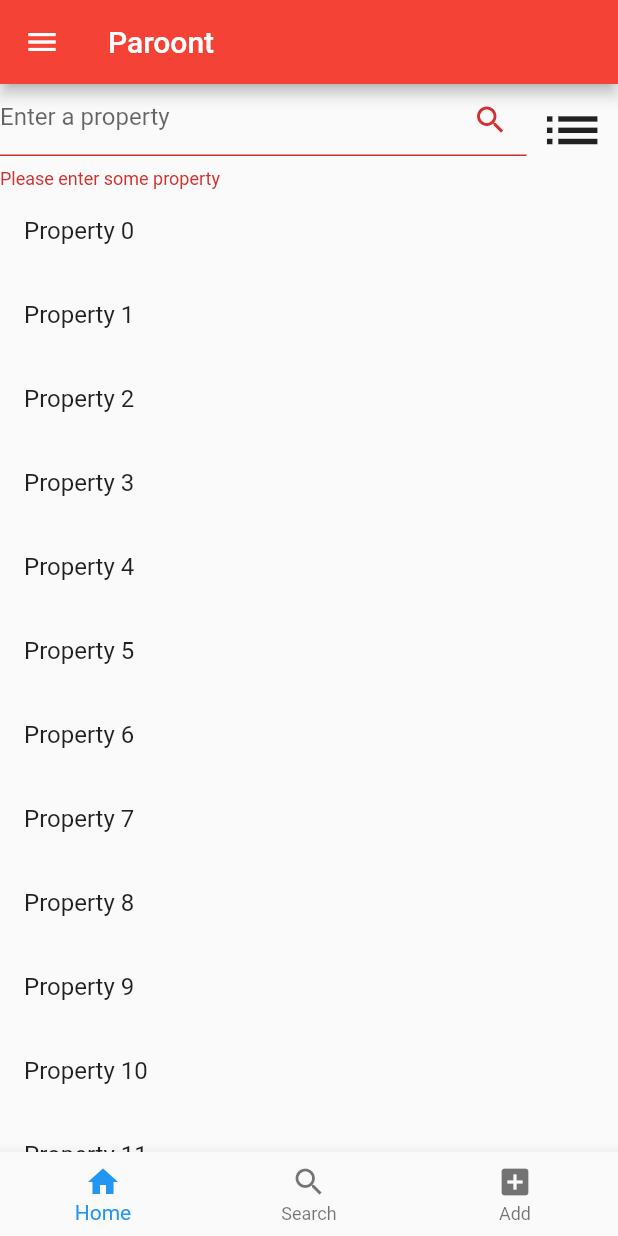
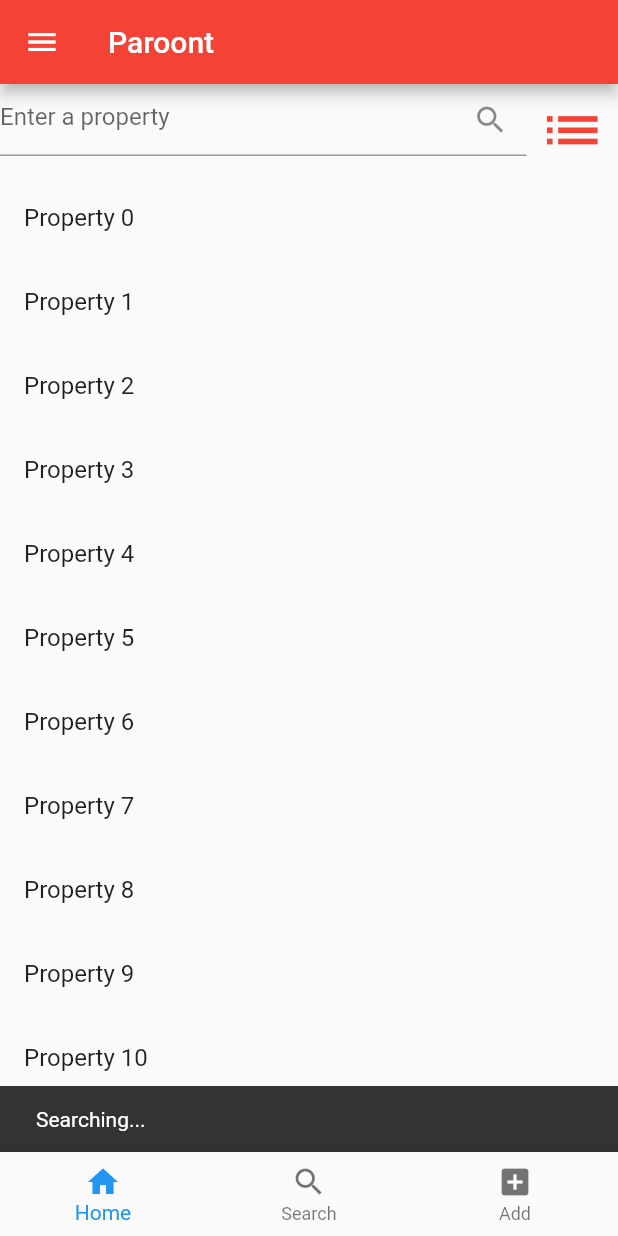
Before and after one commit to paroont/paroont-realty-mobile, a Flutter app: the screen it shows after launch, after a tap on the "list" icon, on a phone screen of 412 x 824 dp. Run offline on Flutter 3.47's test engine with Material 2 defaults, Android fonts, the phone set to English and light mode, and no system bars.

Commit message:
change theme icon

```diff
--- a/lib/main.dart
+++ b/lib/main.dart
@@ -10,7 +10,8 @@ class RealtyApp extends StatelessWidget {
   Widget build(BuildContext context) {
     return MaterialApp(
       title: 'Welcome ',
-      theme: ThemeData(primaryColor: Colors.red),
+      theme: ThemeData(primaryColor: Colors.red,
+      iconTheme: IconThemeData(color: Colors.red )),
       home: Scaffold(
         appBar: AppBar(title: Text("Paroont")),
         body: HomeBody(),
--- a/lib/screen/property/search.dart
+++ b/lib/screen/property/search.dart
@@ -22,12 +22,6 @@ class _PropertySearchFormState extends State<PropertySearchForm> {
                   hintText: 'Enter a property',
                   suffixIcon: Icon(Icons.search)),
                   autocorrect: true,
-              validator: (value) {
-                if (value.isEmpty) {
-                  return 'Please enter some property';
-                }
-                return null;
-              },
             ),
           ),
           IconButton(
```
